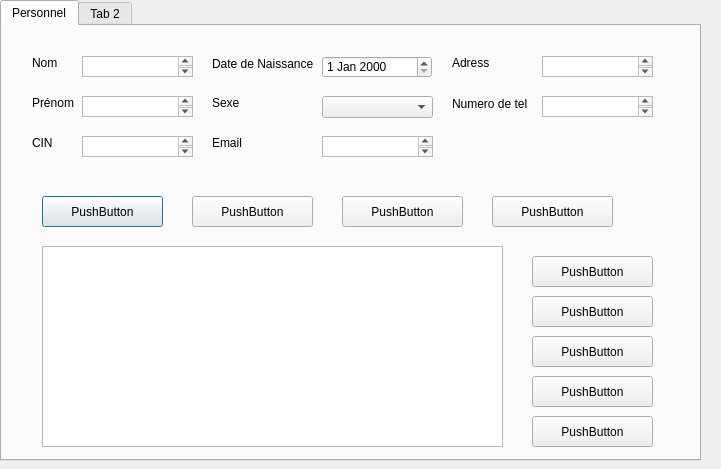
msii-esprit/Projet_CPP_2A26, file personnel.ui: the form before one commit.
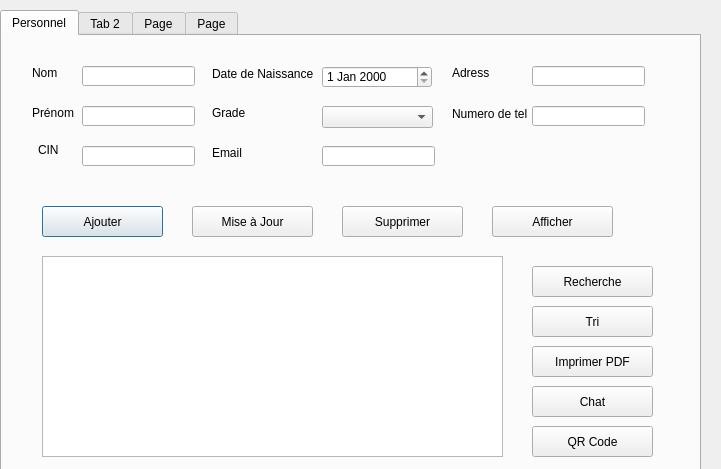
The form after the commit.

Patch:
```diff
--- a/personnel.ui
+++ b/personnel.ui
@@ -17,7 +17,7 @@
    <property name="geometry">
     <rect>
      <x>0</x>
-     <y>0</y>
+     <y>10</y>
      <width>701</width>
      <height>461</height>
     </rect>
@@ -36,17 +36,7 @@
       </rect>
      </property>
      <property name="text">
-      <string>Nom</string>
-     </property>
-    </widget>
-    <widget class="QTextBrowser" name="textBrowser">
-     <property name="geometry">
-      <rect>
-       <x>80</x>
-       <y>70</y>
-       <width>111</width>
-       <height>21</height>
-      </rect>
+      <string>&lt;html&gt;&lt;head/&gt;&lt;body&gt;&lt;p&gt;Nom&lt;/p&gt;&lt;/body&gt;&lt;/html&gt;</string>
      </property>
     </widget>
     <widget class="QLabel" name="label_2">
@@ -58,21 +48,24 @@
        <height>14</height>
       </rect>
      </property>
+     <property name="frameShape">
+      <enum>QFrame::NoFrame</enum>
+     </property>
      <property name="text">
-      <string>Adress</string>
+      <string>&lt;html&gt;&lt;head/&gt;&lt;body&gt;&lt;p&gt;&lt;span style=&quot; color:#000000;&quot;&gt;Adress&lt;/span&gt;&lt;/p&gt;&lt;/body&gt;&lt;/html&gt;</string>
      </property>
     </widget>
     <widget class="QLabel" name="label_3">
      <property name="geometry">
       <rect>
-       <x>30</x>
-       <y>110</y>
-       <width>47</width>
-       <height>14</height>
+       <x>36</x>
+       <y>104</y>
+       <width>41</width>
+       <height>20</height>
       </rect>
      </property>
      <property name="text">
-      <string>CIN</string>
+      <string>&lt;html&gt;&lt;head/&gt;&lt;body&gt;&lt;p&gt;&lt;span style=&quot; color:#000000;&quot;&gt;CIN&lt;/span&gt;&lt;/p&gt;&lt;/body&gt;&lt;/html&gt;</string>
      </property>
     </widget>
     <widget class="QLabel" name="label_4">
@@ -84,8 +77,11 @@
        <height>16</height>
       </rect>
      </property>
+     <property name="frameShape">
+      <enum>QFrame::NoFrame</enum>
+     </property>
      <property name="text">
-      <string>Date de Naissance</string>
+      <string>&lt;html&gt;&lt;head/&gt;&lt;body&gt;&lt;p&gt;&lt;span style=&quot; color:#000000;&quot;&gt;Date de Naissance&lt;/span&gt;&lt;/p&gt;&lt;/body&gt;&lt;/html&gt;</string>
      </property>
     </widget>
     <widget class="QLabel" name="label_5">
@@ -98,7 +94,7 @@
       </rect>
      </property>
      <property name="text">
-      <string>Sexe</string>
+      <string>&lt;html&gt;&lt;head/&gt;&lt;body&gt;&lt;p&gt;&lt;span style=&quot; color:#000000;&quot;&gt;Grade&lt;/span&gt;&lt;/p&gt;&lt;/body&gt;&lt;/html&gt;</string>
      </property>
     </widget>
     <widget class="QLabel" name="label_6">
@@ -111,7 +107,7 @@
       </rect>
      </property>
      <property name="text">
-      <string>Email</string>
+      <string>&lt;html&gt;&lt;head/&gt;&lt;body&gt;&lt;p&gt;&lt;span style=&quot; color:#000000;&quot;&gt;Email&lt;/span&gt;&lt;/p&gt;&lt;/body&gt;&lt;/html&gt;</string>
      </property>
     </widget>
     <widget class="QLabel" name="label_7">
@@ -124,7 +120,7 @@
       </rect>
      </property>
      <property name="text">
-      <string>Prénom</string>
+      <string>&lt;html&gt;&lt;head/&gt;&lt;body&gt;&lt;p&gt;&lt;span style=&quot; color:#000000;&quot;&gt;Prénom&lt;/span&gt;&lt;/p&gt;&lt;/body&gt;&lt;/html&gt;</string>
      </property>
     </widget>
     <widget class="QLabel" name="label_8">
@@ -137,60 +133,10 @@
       </rect>
      </property>
      <property name="text">
-      <string>Numero de tel</string>
+      <string>&lt;html&gt;&lt;head/&gt;&lt;body&gt;&lt;p&gt;&lt;span style=&quot; color:#000000;&quot;&gt;Numero de tel&lt;/span&gt;&lt;/p&gt;&lt;/body&gt;&lt;/html&gt;</string>
      </property>
     </widget>
-    <widget class="QTextBrowser" name="textBrowser_4">
-     <property name="geometry">
-      <rect>
-       <x>80</x>
-       <y>110</y>
-       <width>111</width>
-       <height>21</height>
-      </rect>
-     </property>
-    </widget>
-    <widget class="QTextBrowser" name="textBrowser_5">
-     <property name="geometry">
-      <rect>
-       <x>80</x>
-       <y>30</y>
-       <width>111</width>
-       <height>21</height>
-      </rect>
-     </property>
-    </widget>
-    <widget class="QTextBrowser" name="textBrowser_6">
-     <property name="geometry">
-      <rect>
-       <x>540</x>
-       <y>70</y>
-       <width>111</width>
-       <height>21</height>
-      </rect>
-     </property>
-    </widget>
-    <widget class="QTextBrowser" name="textBrowser_7">
-     <property name="geometry">
-      <rect>
-       <x>540</x>
-       <y>30</y>
-       <width>111</width>
-       <height>21</height>
-      </rect>
-     </property>
-    </widget>
-    <widget class="QTextBrowser" name="textBrowser_8">
-     <property name="geometry">
-      <rect>
-       <x>320</x>
-       <y>110</y>
-       <width>111</width>
-       <height>21</height>
-      </rect>
-     </property>
-    </widget>
-    <widget class="QPushButton" name="pushButton">
+    <widget class="QPushButton" name="pb_ajouter">
      <property name="geometry">
       <rect>
        <x>40</x>
@@ -200,7 +146,7 @@
       </rect>
      </property>
      <property name="text">
-      <string>PushButton</string>
+      <string>Ajouter</string>
      </property>
     </widget>
     <widget class="QPushButton" name="pushButton_3">
@@ -213,7 +159,7 @@
       </rect>
      </property>
      <property name="text">
-      <string>PushButton</string>
+      <string>QR Code</string>
      </property>
     </widget>
     <widget class="QPushButton" name="pushButton_4">
@@ -226,7 +172,7 @@
       </rect>
      </property>
      <property name="text">
-      <string>PushButton</string>
+      <string>Chat</string>
      </property>
     </widget>
     <widget class="QPushButton" name="pushButton_5">
@@ -239,7 +185,7 @@
       </rect>
      </property>
      <property name="text">
-      <string>PushButton</string>
+      <string>Imprimer PDF</string>
      </property>
     </widget>
     <widget class="QPushButton" name="pushButton_6">
@@ -252,7 +198,7 @@
       </rect>
      </property>
      <property name="text">
-      <string>PushButton</string>
+      <string>Tri</string>
      </property>
     </widget>
     <widget class="QPushButton" name="pushButton_7">
@@ -265,7 +211,7 @@
       </rect>
      </property>
      <property name="text">
-      <string>PushButton</string>
+      <string>Recherche</string>
      </property>
     </widget>
     <widget class="QPushButton" name="pushButton_8">
@@ -278,7 +224,7 @@
       </rect>
      </property>
      <property name="text">
-      <string>PushButton</string>
+      <string>Afficher</string>
      </property>
     </widget>
     <widget class="QPushButton" name="pushButton_9">
@@ -291,7 +237,7 @@
       </rect>
      </property>
      <property name="text">
-      <string>PushButton</string>
+      <string>Supprimer</string>
      </property>
     </widget>
     <widget class="QPushButton" name="pushButton_10">
@@ -304,7 +250,7 @@
       </rect>
      </property>
      <property name="text">
-      <string>PushButton</string>
+      <string>Mise à Jour</string>
      </property>
     </widget>
     <widget class="QTextEdit" name="textEdit">
@@ -352,17 +298,64 @@
       </rect>
      </property>
     </widget>
-    <widget class="QLabel" name="label_9">
+    <widget class="QLineEdit" name="le_Nom">
      <property name="geometry">
       <rect>
-       <x>-4</x>
-       <y>3</y>
-       <width>701</width>
-       <height>431</height>
+       <x>80</x>
+       <y>30</y>
+       <width>113</width>
+       <height>20</height>
       </rect>
      </property>
-     <property name="text">
-      <string/>
+    </widget>
+    <widget class="QLineEdit" name="le_Email">
+     <property name="geometry">
+      <rect>
+       <x>320</x>
+       <y>110</y>
+       <width>113</width>
+       <height>20</height>
+      </rect>
+     </property>
+    </widget>
+    <widget class="QLineEdit" name="Le_CIN">
+     <property name="geometry">
+      <rect>
+       <x>80</x>
+       <y>110</y>
+       <width>113</width>
+       <height>20</height>
+      </rect>
+     </property>
+    </widget>
+    <widget class="QLineEdit" name="le_Prenom">
+     <property name="geometry">
+      <rect>
+       <x>80</x>
+       <y>70</y>
+       <width>113</width>
+       <height>20</height>
+      </rect>
+     </property>
+    </widget>
+    <widget class="QLineEdit" name="la_Adress">
+     <property name="geometry">
+      <rect>
+       <x>530</x>
+       <y>30</y>
+       <width>113</width>
+       <height>20</height>
+      </rect>
+     </property>
+    </widget>
+    <widget class="QLineEdit" name="le_Ntel">
+     <property name="geometry">
+      <rect>
+       <x>530</x>
+       <y>70</y>
+       <width>113</width>
+       <height>20</height>
+      </rect>
      </property>
     </widget>
    </widget>
@@ -371,6 +364,16 @@
      <string>Tab 2</string>
     </attribute>
    </widget>
+   <widget class="QWidget" name="tab_3">
+    <attribute name="title">
+     <string>Page</string>
+    </attribute>
+   </widget>
+   <widget class="QWidget" name="tab_4">
+    <attribute name="title">
+     <string>Page</string>
+    </attribute>
+   </widget>
   </widget>
  </widget>
  <resources/>
```
Left out of the diff: 7 changed lines with no effect on the pictures.
